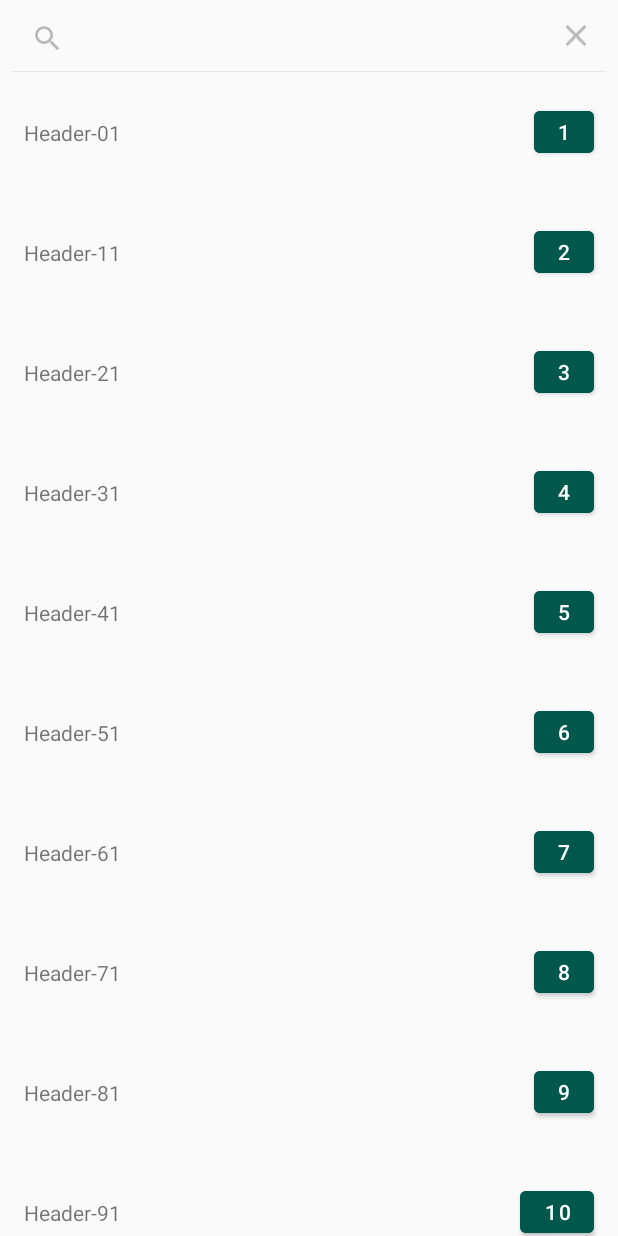
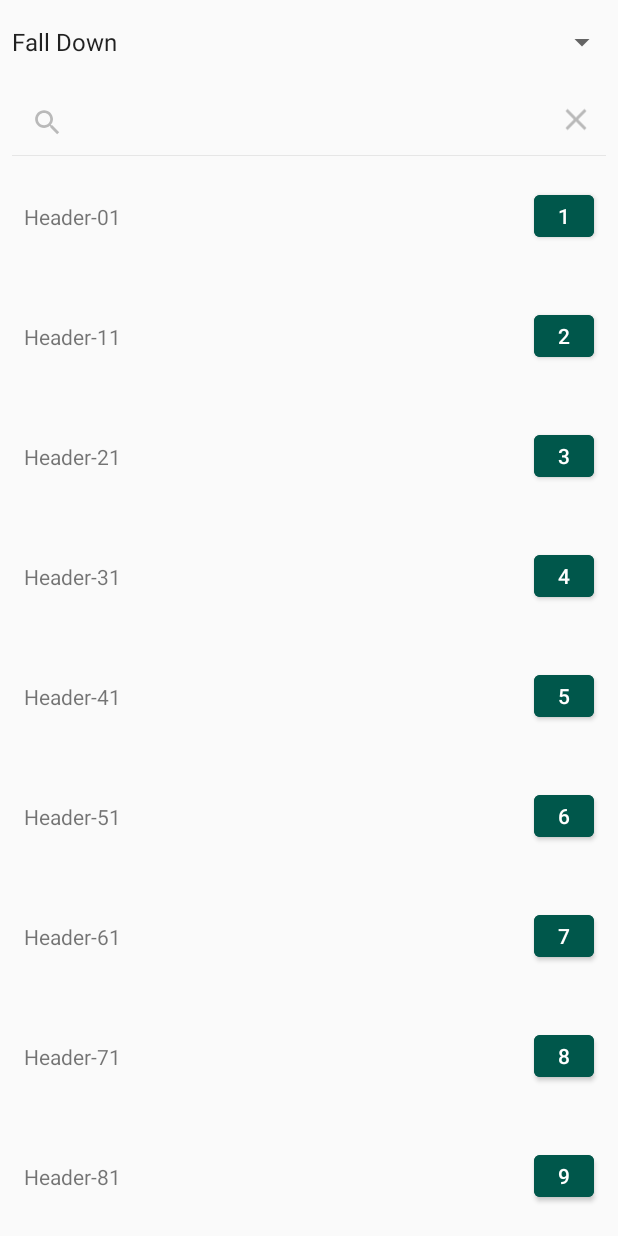
Before and after one commit to hamurcuabi/GenericRCV, an Android app: the screen it shows after launch (MainActivity), after a tap on "Search", on a phone screen of 412 x 824 dp. Run offline under Robolectric (Android 15) with nearby library versions, the phone set to English and light mode, and no system bars; our stand-ins replace ButterKnife, data binding; 1 other tap on this screen came first.

Commit message:
Added -Fast Scroll -Layout animation

```diff
--- a/app/src/main/java/com/emrhmrc/genericrecyclerview/MainActivity.java
+++ b/app/src/main/java/com/emrhmrc/genericrecyclerview/MainActivity.java
@@ -2,7 +2,13 @@ package com.emrhmrc.genericrecyclerview;
 
 import android.os.Bundle;
 import android.util.Log;
+import android.view.View;
+import android.view.animation.AnimationUtils;
+import android.view.animation.LayoutAnimationController;
+import android.widget.AdapterView;
+import android.widget.ArrayAdapter;
 import android.widget.RelativeLayout;
+import android.widget.Spinner;
 
 import androidx.appcompat.app.AppCompatActivity;
 import androidx.appcompat.widget.SearchView;
@@ -19,7 +25,7 @@ import java.util.List;
 import butterknife.BindView;
 import butterknife.ButterKnife;
 
-public class MainActivity extends AppCompatActivity implements IOnItemClickListener, IOnSwipe {
+public class MainActivity extends AppCompatActivity implements IOnItemClickListener, IOnSwipe, AdapterView.OnItemSelectedListener {
 
     private static final String TAG = "MainActivity";
     @BindView(R.id.generic_recylerview)
@@ -28,7 +34,12 @@ public class MainActivity extends AppCompatActivity implements IOnItemClickListe
     RelativeLayout emptyView;
     @BindView(R.id.searchView)
     SearchView searchView;
+    @BindView(R.id.spinner)
+    Spinner spinner;
+
+    //Adapter
     TestAdapter testAdapter;
+    //Our Model
     List<TestModel> testModelList;
 
 
@@ -40,6 +51,20 @@ public class MainActivity extends AppCompatActivity implements IOnItemClickListe
         setAdapter();
         prepareData();
         setSearchView();
+        setSpinner();
+    }
+
+    private void setSpinner() {
+        spinner.setOnItemSelectedListener(this);
+        List<String> categories = new ArrayList<>();
+        categories.add("Fall Down");
+        categories.add("From Bottom");
+        categories.add("From Right");
+
+
+        ArrayAdapter<String> dataAdapter = new ArrayAdapter<>(this, android.R.layout.simple_spinner_item, categories);
+        dataAdapter.setDropDownViewResource(android.R.layout.simple_spinner_dropdown_item);
+        spinner.setAdapter(dataAdapter);
     }
 
     private void setSearchView() {
@@ -63,7 +88,7 @@ public class MainActivity extends AppCompatActivity implements IOnItemClickListe
     private void prepareData() {
         testModelList = new ArrayList<>();
 
-        for (int i = 0; i < 20; i++) {
+        for (int i = 0; i < 100; i++) {
             TestModel testModel = new TestModel();
             testModel.setCount(i + 1);
             testModel.setHeader("Header-" + i + 1);
@@ -89,4 +114,32 @@ public class MainActivity extends AppCompatActivity implements IOnItemClickListe
     public void OnSwipe(Object item, int position, int direction) {
         Log.d(TAG, "OnSwipe:Position:" + position + " Direction:" + direction);
     }
+
+    @Override
+    public void onItemSelected(AdapterView<?> adapterView, View view, int i, long l) {
+        int resId = R.anim.layout_animation_fall_down;
+        switch (i) {
+            case 0:
+                resId = R.anim.layout_animation_fall_down;
+                break;
+            case 1:
+                resId = R.anim.layout_animation_from_bottom;
+                break;
+            case 2:
+                resId = R.anim.layout_animation_from_right;
+                break;
+
+        }
+        LayoutAnimationController animation = AnimationUtils.loadLayoutAnimation(this, resId);
+        recyclerView.setLayoutAnimation(animation);
+        testAdapter.getItems().clear();
+        setAdapter();
+        prepareData();
+
+    }
+
+    @Override
+    public void onNothingSelected(AdapterView<?> adapterView) {
+
+    }
 }
--- a/app/src/main/res/layout/activity_main.xml
+++ b/app/src/main/res/layout/activity_main.xml
@@ -7,13 +7,21 @@
     android:theme="@style/AppTheme.BaseMaterialLibrary"
     tools:context=".MainActivity">
 
+    <androidx.appcompat.widget.AppCompatSpinner
+        android:id="@+id/spinner"
+        android:layout_width="0dp"
+        android:layout_height="?actionBarSize"
+        app:layout_constraintEnd_toEndOf="parent"
+        app:layout_constraintStart_toStartOf="parent"
+        app:layout_constraintTop_toTopOf="parent" />
+
     <androidx.appcompat.widget.SearchView
         android:id="@+id/searchView"
         android:layout_width="0dp"
         android:layout_height="wrap_content"
         app:layout_constraintEnd_toEndOf="parent"
         app:layout_constraintStart_toStartOf="parent"
-        app:layout_constraintTop_toTopOf="parent" />
+        app:layout_constraintTop_toBottomOf="@id/spinner" />
 
     <FrameLayout
         android:layout_width="0dp"
@@ -27,4 +35,5 @@
 
     </FrameLayout>
 
+
 </androidx.constraintlayout.widget.ConstraintLayout>
--- a/genericrecycler/src/main/java/com/emrhmrc/genericrecycler/helpers/GRVHelper.java
+++ b/genericrecycler/src/main/java/com/emrhmrc/genericrecycler/helpers/GRVHelper.java
@@ -1,4 +1,7 @@
 package com.emrhmrc.genericrecycler.helpers;
+
+import android.view.animation.AnimationUtils;
+import android.view.animation.LayoutAnimationController;
 
 import androidx.annotation.NonNull;
 import androidx.recyclerview.widget.DefaultItemAnimator;
@@ -6,12 +9,14 @@ import androidx.recyclerview.widget.ItemTouchHelper;
 import androidx.recyclerview.widget.LinearLayoutManager;
 import androidx.recyclerview.widget.RecyclerView;
 
+import com.emrhmrc.genericrecycler.R;
 import com.emrhmrc.genericrecycler.adapters.BaseAdapterSwipe;
 import com.emrhmrc.genericrecycler.adapters.GenericAdapter;
 import com.emrhmrc.genericrecycler.interfaces.IOnSwipe;
 
 public class GRVHelper {
-    //Needs to be more usefull bu after this version :)
+
+    private static int resId = R.anim.layout_animation_fall_down;
 
     public static void setup(GenericAdapter adapter,
                              @NonNull RecyclerView recyclerView,
@@ -19,6 +24,8 @@ public class GRVHelper {
         recyclerView.setLayoutManager(layoutManager);
         recyclerView.setItemAnimator(new DefaultItemAnimator());
         recyclerView.setHasFixedSize(true);
+        LayoutAnimationController animation =
+                AnimationUtils.loadLayoutAnimation(recyclerView.getContext(), resId);
         recyclerView.setAdapter(adapter);
     }
 
@@ -28,6 +35,8 @@ public class GRVHelper {
         recyclerView.setLayoutManager(new LinearLayoutManager(recyclerView.getContext()));
         recyclerView.setItemAnimator(new DefaultItemAnimator());
         recyclerView.setHasFixedSize(true);
+        LayoutAnimationController animation =
+                AnimationUtils.loadLayoutAnimation(recyclerView.getContext(), resId);
         recyclerView.setAdapter(adapter);
     }
 
@@ -38,9 +47,19 @@ public class GRVHelper {
         recyclerView.setItemAnimator(new DefaultItemAnimator());
         recyclerView.setHasFixedSize(true);
         recyclerView.setAdapter(adapter);
+        LayoutAnimationController animation =
+                AnimationUtils.loadLayoutAnimation(recyclerView.getContext(), resId);
+        recyclerView.setLayoutAnimation(animation);
         ItemTouchHelper itemTouchhelper = new ItemTouchHelper(new BaseAdapterSwipe(adapter, iOnSwipe));
         itemTouchhelper.attachToRecyclerView(recyclerView);
+
     }
 
+    public static int getResId() {
+        return resId;
+    }
 
+    public static void setResId(int resId) {
+        GRVHelper.resId = resId;
+    }
 }
--- /dev/null
+++ b/genericrecycler/src/main/res/anim/item_animation_fall_down.xml
@@ -0,0 +1,23 @@
+<set xmlns:android="http://schemas.android.com/apk/res/android"
+    android:duration="@android:integer/config_mediumAnimTime">
+
+    <translate
+        android:fromYDelta="-20%"
+        android:interpolator="@android:anim/decelerate_interpolator"
+        android:toYDelta="0" />
+
+    <alpha
+        android:fromAlpha="0"
+        android:interpolator="@android:anim/decelerate_interpolator"
+        android:toAlpha="1" />
+
+    <scale
+        android:fromXScale="105%"
+        android:fromYScale="105%"
+        android:interpolator="@android:anim/decelerate_interpolator"
+        android:pivotX="50%"
+        android:pivotY="50%"
+        android:toXScale="100%"
+        android:toYScale="100%" />
+
+</set>
--- /dev/null
+++ b/genericrecycler/src/main/res/anim/item_animation_from_bottom.xml
@@ -0,0 +1,15 @@
+<?xml version="1.0" encoding="utf-8"?>
+<set xmlns:android="http://schemas.android.com/apk/res/android"
+    android:duration="@android:integer/config_mediumAnimTime">
+
+    <translate
+        android:fromYDelta="50%p"
+        android:interpolator="@android:anim/accelerate_decelerate_interpolator"
+        android:toYDelta="0" />
+
+    <alpha
+        android:fromAlpha="0"
+        android:interpolator="@android:anim/accelerate_decelerate_interpolator"
+        android:toAlpha="1" />
+
+</set>
--- /dev/null
+++ b/genericrecycler/src/main/res/anim/item_animation_from_right.xml
@@ -0,0 +1,15 @@
+<?xml version="1.0" encoding="utf-8"?>
+<set xmlns:android="http://schemas.android.com/apk/res/android"
+    android:duration="@android:integer/config_mediumAnimTime">
+
+    <translate
+        android:fromXDelta="100%p"
+        android:interpolator="@android:anim/decelerate_interpolator"
+        android:toXDelta="0" />
+
+    <alpha
+        android:fromAlpha="0.5"
+        android:interpolator="@android:anim/accelerate_decelerate_interpolator"
+        android:toAlpha="1" />
+
+</set>
--- /dev/null
+++ b/genericrecycler/src/main/res/anim/layout_animation_fall_down.xml
@@ -0,0 +1,5 @@
+<?xml version="1.0" encoding="utf-8"?>
+<layoutAnimation xmlns:android="http://schemas.android.com/apk/res/android"
+    android:animation="@anim/item_animation_fall_down"
+    android:animationOrder="normal"
+    android:delay="15%" />
--- /dev/null
+++ b/genericrecycler/src/main/res/anim/layout_animation_from_bottom.xml
@@ -0,0 +1,5 @@
+<?xml version="1.0" encoding="utf-8" ?>
+<layoutAnimation xmlns:android="http://schemas.android.com/apk/res/android"
+    android:animation="@anim/item_animation_from_bottom"
+    android:animationOrder="normal"
+    android:delay="15%" />
--- /dev/null
+++ b/genericrecycler/src/main/res/anim/layout_animation_from_right.xml
@@ -0,0 +1,5 @@
+<?xml version="1.0" encoding="utf-8"?>
+<layoutAnimation xmlns:android="http://schemas.android.com/apk/res/android"
+    android:animation="@anim/item_animation_from_right"
+    android:animationOrder="normal"
+    android:delay="10%" />
--- /dev/null
+++ b/genericrecycler/src/main/res/drawable/line_drawable.xml
@@ -0,0 +1,12 @@
+<?xml version="1.0" encoding="utf-8"?>
+<shape xmlns:android="http://schemas.android.com/apk/res/android"
+    android:shape="rectangle">
+
+    <solid android:color="@android:color/darker_gray" />
+
+    <padding
+        android:bottom="10dp"
+        android:left="10dp"
+        android:right="10dp"
+        android:top="10dp" />
+</shape>
--- /dev/null
+++ b/genericrecycler/src/main/res/drawable/thumb.xml
@@ -0,0 +1,16 @@
+<?xml version="1.0" encoding="utf-8"?>
+<shape xmlns:android="http://schemas.android.com/apk/res/android"
+    android:shape="rectangle">
+
+    <corners
+        android:bottomLeftRadius="44dp"
+        android:topLeftRadius="44dp"
+        android:topRightRadius="44dp" />
+
+    <padding
+        android:paddingLeft="22dp"
+        android:paddingRight="22dp" />
+
+    <solid android:color="@color/design_default_color_primary_dark" />
+
+</shape>
--- /dev/null
+++ b/genericrecycler/src/main/res/drawable/thumb_drawable.xml
@@ -0,0 +1,6 @@
+<?xml version="1.0" encoding="utf-8"?>
+<selector xmlns:android="http://schemas.android.com/apk/res/android">
+    <item android:drawable="@drawable/thumb" android:state_pressed="true" />
+
+    <item android:drawable="@drawable/thumb" />
+</selector>
--- a/genericrecycler/src/main/res/layout/generic_recyclerview.xml
+++ b/genericrecycler/src/main/res/layout/generic_recyclerview.xml
@@ -10,6 +10,12 @@
         android:id="@+id/generic_recylerview"
         android:layout_width="match_parent"
         android:layout_height="match_parent"
+        android:layoutAnimation="@anim/layout_animation_from_bottom"
+        app:fastScrollEnabled="true"
+        app:fastScrollHorizontalThumbDrawable="@drawable/thumb_drawable"
+        app:fastScrollHorizontalTrackDrawable="@drawable/line_drawable"
+        app:fastScrollVerticalThumbDrawable="@drawable/thumb_drawable"
+        app:fastScrollVerticalTrackDrawable="@drawable/line_drawable"
         app:layout_behavior="@string/appbar_scrolling_view_behavior" />
     <!-- Empty View-->
 
```
